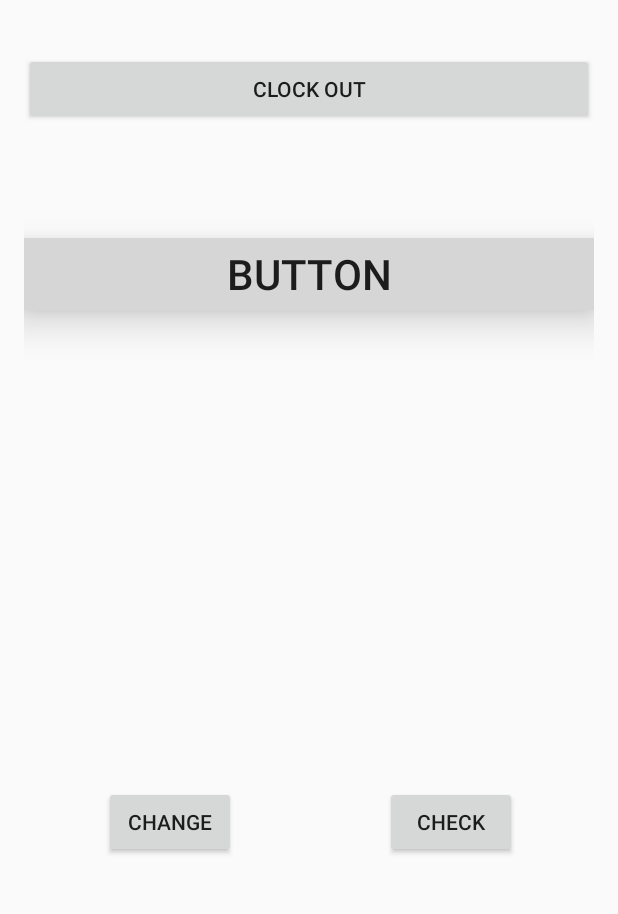
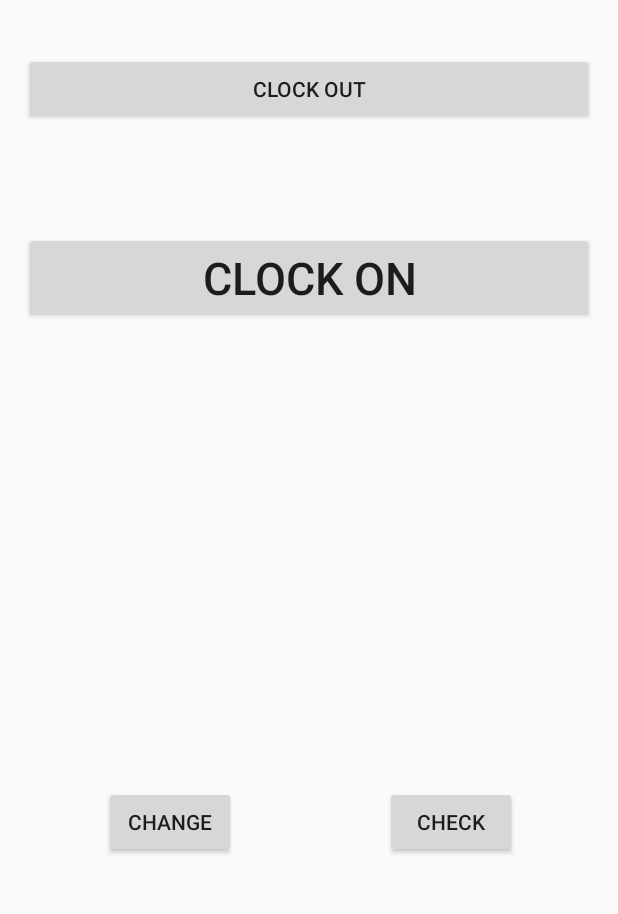
Before and after one commit to kazetrend/TCCS_ClockIn, an Android app: the layout activity_main.xml on its own in the app's theme, with its tools: preview values and no code run, on a phone screen of 412 x 824 dp, the part 231-1145 px from its top. Run offline under Robolectric (Android 15) with nearby library versions, the phone set to English and light mode, and no system bars.

Commit message:
added changes to changeable button

```diff
--- a/app/src/main/java/com/example/jirehcordova/tccs_clockin/MainActivity.java
+++ b/app/src/main/java/com/example/jirehcordova/tccs_clockin/MainActivity.java
@@ -3,9 +3,10 @@ package com.example.jirehcordova.tccs_clockin;
 import android.content.Context;
 import android.content.Intent;
 import android.content.SharedPreferences;
-import android.support.v7.app.AppCompatActivity;
 import android.os.Bundle;
 import android.view.View;
+import android.widget.Button;
+import android.widget.EditText;
 import android.widget.TextView;
 import android.widget.Toast;
 
@@ -22,10 +23,12 @@ import com.google.gson.Gson;
 import org.json.JSONException;
 import org.json.JSONObject;
 
+import static com.example.jirehcordova.tccs_clockin.R.id.changeling;
 import static com.example.jirehcordova.tccs_clockin.R.id.welcomemsg;
 
 public class MainActivity extends PinActivity implements View.OnClickListener {
 
+    //private Button change;
     private static final int REQUEST_CODE_ENABLE = 11;
     @Override
     protected void onCreate(Bundle savedInstanceState) {
@@ -39,12 +42,14 @@ public class MainActivity extends PinActivity implements View.OnClickListener {
         this.findViewById(R.id.button_unlock_pin).setOnClickListener(this);
         this.findViewById(R.id.button_compat_locked).setOnClickListener(this);
         this.findViewById(R.id.button_not_locked).setOnClickListener(this);
-        this.findViewById(R.id.changeling).setOnClickListener(this);
         TextView welcome = (TextView)findViewById(welcomemsg);
+
+        Button btn = (Button)findViewById(R.id.changeling);
+        btn.setText("CLOCK IN!!!");
+        btn.setOnClickListener(this);
 
         SharedPreferences prefs = getSharedPreferences("AppPref", Context.MODE_PRIVATE);
         String name = prefs.getString("header", "");
-
         welcome.setText("Welcome, " +name+"!");
     }
 
@@ -72,6 +77,7 @@ public class MainActivity extends PinActivity implements View.OnClickListener {
                 break;
             case R.id.changeling:
                 Toast.makeText(this, "Here is the final button which changes face depending on login/logout case ver 1", Toast.LENGTH_LONG).show();
+
                 break;
         }
     }
--- a/app/src/main/java/com/example/jirehcordova/tccs_clockin/registeractivity.java
+++ b/app/src/main/java/com/example/jirehcordova/tccs_clockin/registeractivity.java
@@ -26,14 +26,12 @@ public class registeractivity extends AppCompatActivity {
         super.onCreate(savedInstanceState);
         setContentView(R.layout.activity_registeractivity);
 
-
         final EditText username = (EditText)findViewById(R.id.usename);
         final EditText email = (EditText)findViewById(R.id.email);
         Button bregister = (Button)findViewById(R.id.submit);
         postgreshelper client = new postgreshelper();
 
         client.execute();
-
         bregister.setOnClickListener(new View.OnClickListener(){
             @Override
             public void onClick(View view){
@@ -47,7 +45,6 @@ public class registeractivity extends AppCompatActivity {
                 editor.commit();
 
                 Map vals = new HashMap();
-                //vals.put("id", 0);
                 vals.put("username", usernamee);
                 vals.put("email", emaile);
                 startActivity(intent);
--- a/app/src/main/res/layout/activity_main.xml
+++ b/app/src/main/res/layout/activity_main.xml
@@ -59,18 +59,16 @@
         android:layout_alignParentEnd="true" />
 
     <Button
-        android:text="Button"
+        android:text="Clock On"
         android:layout_width="match_parent"
         android:layout_height="wrap_content"
-        android:layout_marginTop="75dp"
+        android:layout_below="@+id/button_not_locked"
+        android:layout_centerHorizontal="true"
+        android:layout_marginTop="71dp"
         android:id="@+id/changeling"
-        android:textSize="28sp"
+        android:textSize="30sp"
         android:textAlignment="center"
-        style="@style/Widget.AppCompat.Button.Borderless"
         android:elevation="15dp"
-        android:backgroundTint="@color/light_blue_500"
-        android:background="@android:color/holo_blue_dark"
-        android:layout_below="@+id/button_not_locked"
-        android:layout_alignParentStart="true" />
+        android:onClick=""/>
 
 </RelativeLayout>
```
